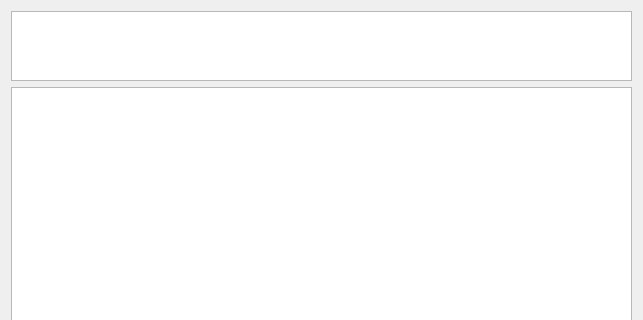
Qt form qt/designer/debug.ui (ankitects/anki) before a commit; both pictures show x 0 to 643 and y 0 to 320 of the 643 by 580 pixel window.
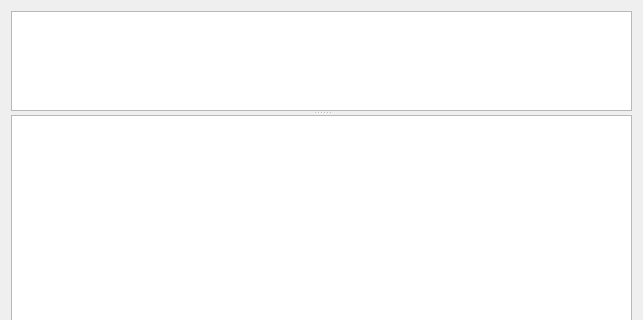
The same form after that commit.

Commit message: put debug textedits in a splitter

The edit to the form file:
```diff
--- a/qt/designer/debug.ui
+++ b/qt/designer/debug.ui
@@ -15,6 +15,13 @@
   </property>
   <layout class="QVBoxLayout" name="verticalLayout">
    <item>
+    <widget class="QSplitter" name="splitter">
+     <property name="orientation">
+      <enum>Qt::Vertical</enum>
+     </property>
+     <property name="childrenCollapsible">
+      <bool>false</bool>
+     </property>
     <widget class="QPlainTextEdit" name="text">
      <property name="sizePolicy">
       <sizepolicy hsizetype="Expanding" vsizetype="Expanding">
@@ -22,18 +29,22 @@
        <verstretch>1</verstretch>
       </sizepolicy>
      </property>
+      <property name="minimumSize">
+       <size>
+        <width>0</width>
+        <height>100</height>
+       </size>
+      </property>
      <property name="maximumSize">
       <size>
        <width>16777215</width>
-       <height>100</height>
+        <height>1677215</height>
       </size>
      </property>
      <property name="lineWrapMode">
       <enum>QPlainTextEdit::NoWrap</enum>
      </property>
     </widget>
-   </item>
-   <item>
     <widget class="QPlainTextEdit" name="log">
      <property name="sizePolicy">
       <sizepolicy hsizetype="Expanding" vsizetype="MinimumExpanding">
@@ -41,12 +52,19 @@
        <verstretch>8</verstretch>
       </sizepolicy>
      </property>
+      <property name="minimumSize">
+       <size>
+        <width>0</width>
+        <height>150</height>
+       </size>
+      </property>
      <property name="focusPolicy">
       <enum>Qt::ClickFocus</enum>
      </property>
      <property name="readOnly">
       <bool>true</bool>
      </property>
+     </widget>
     </widget>
    </item>
   </layout>
```
Lines whose indentation alone changed are shown as unchanged.
